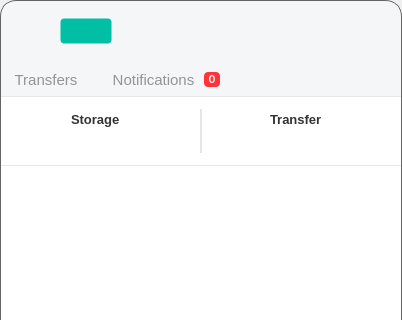
Qt form src/MEGASync/gui/win/InfoDialog.ui (jcassette/megasync-appimage) before a commit; both pictures show x 0 to 402 and y 0 to 320 of the 402 by 564 pixel window.
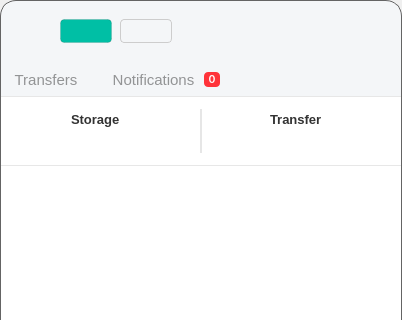
The same form after that commit. Icons and pictures are not drawn. Custom widgets are drawn as their Qt base class.

The edit to the form file:
```diff
--- a/src/MEGASync/gui/win/InfoDialog.ui
+++ b/src/MEGASync/gui/win/InfoDialog.ui
@@ -71,7 +71,7 @@
 font-family: Inter;
 font-size: 12px;
 line-height: 18px;
-border: 1px solid #0000001A;
+border: 1px solid rgba(0, 0, 0, 10%);
 border-radius: 4px;
 color: #FFFFFF;
 padding: 4px 8px;
@@ -92,7 +92,34 @@
 
 #bUpgrade::disabled
 {
-background-color: #00BFA54D;
+background-color: rgba(0, 191, 165, 30%);
+}
+
+#bCreateSync
+{
+font-family: Inter;
+font-size: 12px;
+line-height: 18px;
+border: 1px solid #CDCDCD;
+border-radius: 4px;
+padding: 4px 8px;
+image-position: right;
+text-align: left;
+}
+
+#bCreateSync::hover
+{
+background-color:  #FAFAFA;
+}
+
+#bCreateSync::pressed
+{
+background-color: #FFFFFF;
+}
+
+#bCreateSync::disabled
+{
+background-color: #FFFFFF;
 }</string>
   </property>
   <property name="sizeGripEnabled">
@@ -247,7 +274,7 @@
               </property>
               <layout class="QHBoxLayout" name="horizontalLayout">
                <property name="spacing">
-                <number>16</number>
+                <number>8</number>
                </property>
                <property name="leftMargin">
                 <number>15</number>
@@ -271,18 +298,65 @@
                  </property>
                 </widget>
                </item>
+               <item>
+                <spacer name="horizontalSpacer_16">
+                 <property name="orientation">
+                  <enum>Qt::Horizontal</enum>
+                 </property>
+                 <property name="sizeType">
+                  <enum>QSizePolicy::Fixed</enum>
+                 </property>
+                 <property name="sizeHint" stdset="0">
+                  <size>
+                   <width>8</width>
+                   <height>20</height>
+                  </size>
+                 </property>
+                </spacer>
+               </item>
                <item>
                 <widget class="QPushButton" name="bUpgrade">
                  <property name="minimumSize">
                   <size>
                    <width>0</width>
-                   <height>26</height>
+                   <height>24</height>
                   </size>
                  </property>
                  <property name="maximumSize">
                   <size>
                    <width>16777215</width>
-                   <height>26</height>
+                   <height>24</height>
+                  </size>
+                 </property>
+                 <property name="cursor">
+                  <cursorShape>PointingHandCursor</cursorShape>
+                 </property>
+                 <property name="mouseTracking">
+                  <bool>true</bool>
+                 </property>
+                 <property name="styleSheet">
+                  <string notr="true"/>
+                 </property>
+                 <property name="text">
+                  <string/>
+                 </property>
+                 <property name="flat">
+                  <bool>true</bool>
+                 </property>
+                </widget>
+               </item>
+               <item>
+                <widget class="QPushButton" name="bCreateSync">
+                 <property name="minimumSize">
+                  <size>
+                   <width>0</width>
+                   <height>24</height>
+                  </size>
+                 </property>
+                 <property name="maximumSize">
+                  <size>
+                   <width>16777215</width>
+                   <height>24</height>
                   </size>
                  </property>
                  <property name="cursor">
```
Left out of the diff: 110 changed lines with no effect on the pictures.
